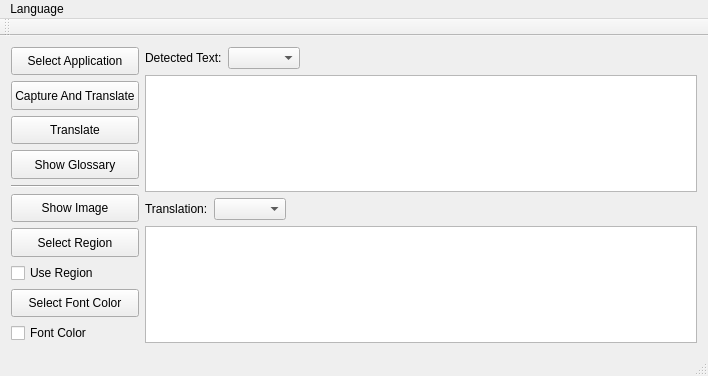
Old version of the form RealTimeTranslator.ui in the repository wlssirius/ChaosTranslate.
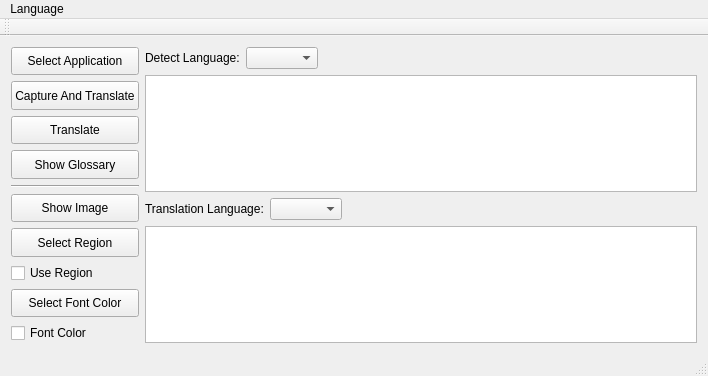
New version of the form. Icons and pictures are not drawn.

Commit message: Update glossary dialog UI

```diff
--- a/RealTimeTranslator.ui
+++ b/RealTimeTranslator.ui
@@ -166,7 +166,7 @@
            </sizepolicy>
           </property>
           <property name="text">
-           <string>Detected Text:</string>
+           <string>Detect Language:</string>
           </property>
          </widget>
         </item>
@@ -203,7 +203,7 @@
         <item>
          <widget class="QLabel" name="label_2">
           <property name="text">
-           <string>Translation:</string>
+           <string>Translation Language:</string>
           </property>
          </widget>
         </item>
```
The commit also changes 4 other files.
